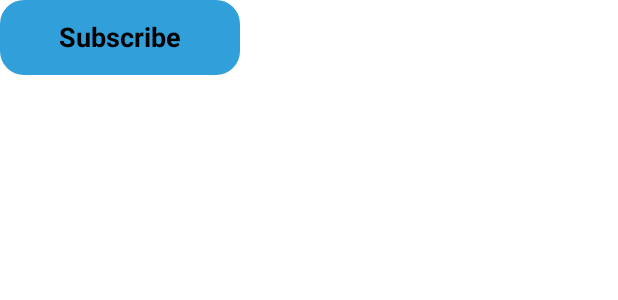
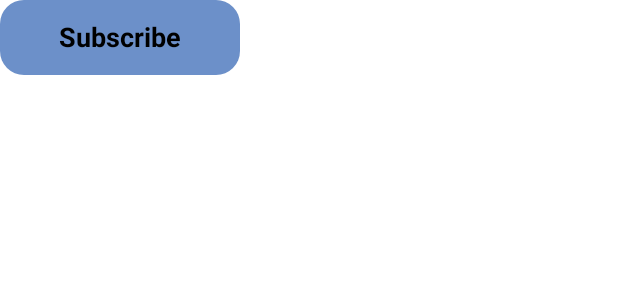
Before and after one commit to RimmaManokhina/BlogpostsintensiveCompose, an Android app built with Jetpack Compose: the @Preview function PreviewSubscribeButton, on a phone screen of 412 x 824 dp. Shown: the top 300 px of the screen. Run offline under Robolectric (Android 15) with nearby library versions, the phone set to English and light mode, and no system bars.

Commit message:
BP-14 Changed the colors of Subscribe/Unsubscribe and SendPost (#12)

```diff
--- a/app/src/main/java/ru/easycode/blogpostsintensive/profile/other/SubscribeButton.kt
+++ b/app/src/main/java/ru/easycode/blogpostsintensive/profile/other/SubscribeButton.kt
@@ -25,7 +25,7 @@ import androidx.compose.ui.unit.dp
 import androidx.compose.ui.unit.sp
 import ru.easycode.blogpostsintensive.R
 import ru.easycode.blogpostsintensive.ui.theme.Blue
-import ru.easycode.blogpostsintensive.ui.theme.Grey
+import ru.easycode.blogpostsintensive.ui.theme.Gray
 
 @Composable
 fun SubscribeButton(
@@ -35,7 +35,7 @@ fun SubscribeButton(
     var isSubscribed by rememberSaveable { mutableStateOf(isSubscribedInitial) }
 
     val backgroundColor by animateColorAsState(
-        targetValue = if (isSubscribed) Blue else Grey,
+        targetValue = if (isSubscribed) Gray else Blue,
         animationSpec = spring(dampingRatio = Spring.DampingRatioMediumBouncy), label = ""
     )
 
--- a/app/src/main/java/ru/easycode/blogpostsintensive/ui/theme/Color.kt
+++ b/app/src/main/java/ru/easycode/blogpostsintensive/ui/theme/Color.kt
@@ -10,5 +10,5 @@ val Purple40 = Color(0xFF6650a4)
 val PurpleGrey40 = Color(0xFF625b71)
 val Pink40 = Color(0xFF7D5260)
 
-val Blue = Color(0xFF444444)
-val Grey = Color(0xFF319FDA)
+val Blue = Color(0xFF6C90C9)
+val Gray = Color(0xFF444444)
```
Also changed, not shown: app/src/main/java/ru/easycode/blogpostsintensive/profile/my/SendPost.kt (+15 -2 lines).
